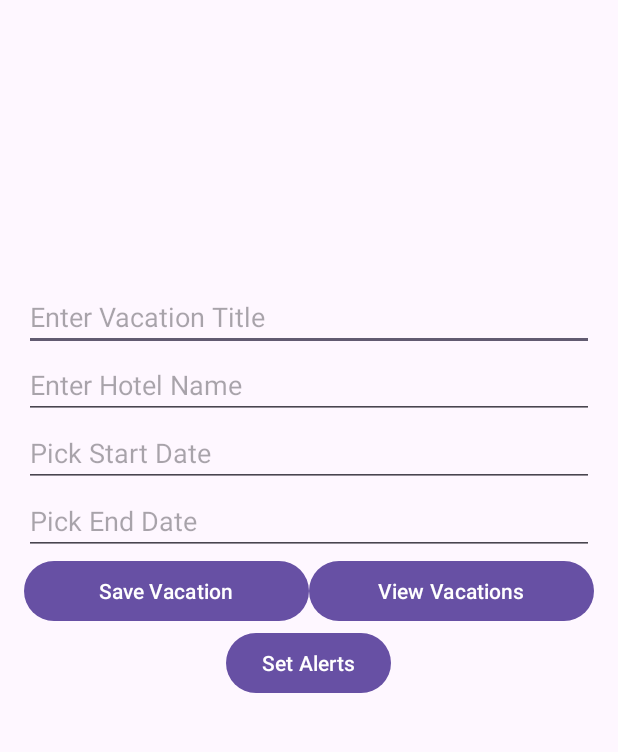
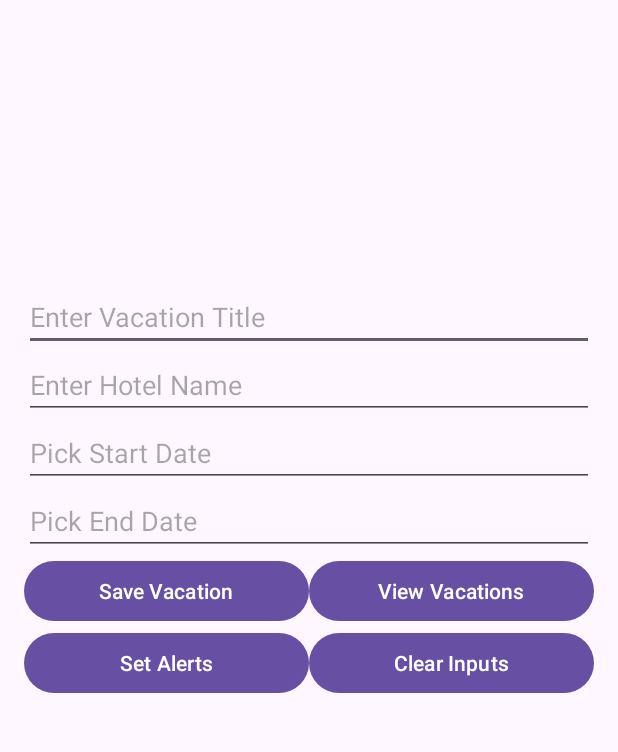
Before and after one commit to Reece-Nunez/Android_Vacation_Tracker, an Android app: the screen it shows after launch (AddVacationActivity), on a phone screen of 412 x 824 dp, the part 127-879 px from its top. Run offline under Robolectric (Android 15) with nearby library versions, the phone set to English and light mode, and no system bars.

Commit message:
fixed some bugs with editing vacations and added a clear button on the home screen

```diff
--- a/app/src/main/java/com/example/myapplication/AddEditExcursionActivity.java
+++ b/app/src/main/java/com/example/myapplication/AddEditExcursionActivity.java
@@ -41,6 +41,9 @@ public class AddEditExcursionActivity extends AppCompatActivity {
 
         db = AppDatabase.getDatabase(getApplicationContext());
         vacationId = getIntent().getIntExtra("vacationId", -1);
+        if (vacationId == -1) {
+            Toast.makeText(this, "Vacation ID is missing", Toast.LENGTH_SHORT).show();
+        }
 
         int excursionId = getIntent().getIntExtra("excursionId", -1);
         if (excursionId != -1) {
--- a/app/src/main/java/com/example/myapplication/VacationDetailActivity.java
+++ b/app/src/main/java/com/example/myapplication/VacationDetailActivity.java
@@ -84,7 +84,6 @@ public class VacationDetailActivity extends AppCompatActivity implements Vacatio
        Intent intent = new Intent(VacationDetailActivity.this, AddVacationActivity.class);
        intent.putExtra("vacationId", vacation.getId());
        startActivity(intent);
-       finish();
     }
 
     @Override
--- a/app/src/main/res/layout/activity_add_vacation.xml
+++ b/app/src/main/res/layout/activity_add_vacation.xml
@@ -80,13 +80,28 @@
 
         </LinearLayout>
 
+        <LinearLayout
+            android:layout_width="match_parent"
+            android:layout_height="wrap_content"
+            android:orientation="horizontal"
+            android:layout_gravity="center_horizontal">
 
-        <Button
-            android:id="@+id/buttonSetAlert"
-            android:layout_width="wrap_content"
-            android:layout_height="wrap_content"
-            android:layout_gravity="center_horizontal"
-            android:text="Set Alerts"/>
+            <Button
+                android:id="@+id/buttonSetAlert"
+                android:layout_width="0dp"
+                android:layout_height="wrap_content"
+                android:layout_gravity="center_horizontal"
+                android:layout_weight="1"
+                android:text="Set Alerts"/>
+            <Button
+                android:layout_width="0dp"
+                android:layout_height="wrap_content"
+                android:layout_weight="1"
+                android:text="Clear Inputs"
+                android:onClick="clearFields"/>
+
+        </LinearLayout>
+
 
 
     </LinearLayout>
```
Also changed, not shown: app/src/main/java/com/example/myapplication/AddVacationActivity.java (+13 -5 lines), app/src/main/java/com/example/myapplication/ViewExcursionActivity.java (+14 -3 lines).
